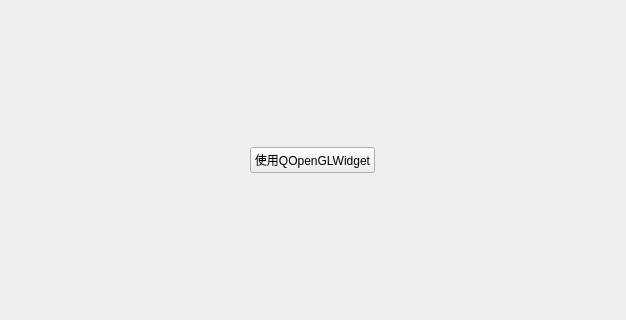
Old version of the form OpenGLDemo/TestOpenGLWindow/widget.ui in the repository mahuifa/QMDemo; both pictures show x 87 to 713 and y 140 to 460 of the 800 by 600 pixel window.
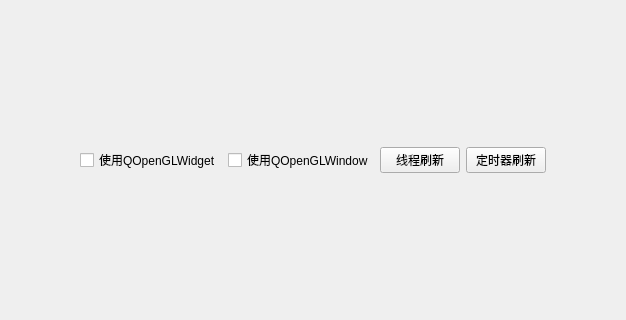
New version of the form.

Commit message:
feat：完成QOpenGLWindow绘制三角形demo
    1、一样是使用两种实现方式；
    2、将刷新方式该为在Widget类中统一刷新；
    3、采用线程刷新和定时器刷新两种方式，因为定时器会因为在主线程而阻塞；

The edit to the form file:
```diff
--- a/OpenGLDemo/TestOpenGLWindow/widget.ui
+++ b/OpenGLDemo/TestOpenGLWindow/widget.ui
@@ -14,19 +14,6 @@
    <string>Widget</string>
   </property>
   <layout class="QGridLayout" name="gridLayout_2">
-   <item row="1" column="2">
-    <spacer name="horizontalSpacer_2">
-     <property name="orientation">
-      <enum>Qt::Horizontal</enum>
-     </property>
-     <property name="sizeHint" stdset="0">
-      <size>
-       <width>327</width>
-       <height>20</height>
-      </size>
-     </property>
-    </spacer>
-   </item>
    <item row="1" column="0">
     <spacer name="horizontalSpacer">
      <property name="orientation">
@@ -40,15 +27,49 @@
      </property>
     </spacer>
    </item>
+   <item row="0" column="0" colspan="6">
+    <layout class="QGridLayout" name="gridLayout"/>
+   </item>
+   <item row="1" column="5">
+    <spacer name="horizontalSpacer_2">
+     <property name="orientation">
+      <enum>Qt::Horizontal</enum>
+     </property>
+     <property name="sizeHint" stdset="0">
+      <size>
+       <width>327</width>
+       <height>20</height>
+      </size>
+     </property>
+    </spacer>
+   </item>
    <item row="1" column="1">
-    <widget class="QPushButton" name="but_widget">
+    <widget class="QCheckBox" name="checkBox_widget">
      <property name="text">
       <string>使用QOpenGLWidget</string>
      </property>
     </widget>
    </item>
-   <item row="0" column="0" colspan="3">
-    <layout class="QGridLayout" name="gridLayout"/>
+   <item row="1" column="2">
+    <widget class="QCheckBox" name="checkBox_window">
+     <property name="text">
+      <string>使用QOpenGLWindow</string>
+     </property>
+    </widget>
+   </item>
+   <item row="1" column="3">
+    <widget class="QPushButton" name="but_thread">
+     <property name="text">
+      <string>线程刷新</string>
+     </property>
+    </widget>
+   </item>
+   <item row="1" column="4">
+    <widget class="QPushButton" name="but_timer">
+     <property name="text">
+      <string>定时器刷新</string>
+     </property>
+    </widget>
    </item>
   </layout>
  </widget>
```
The commit also changes 5 other files.
